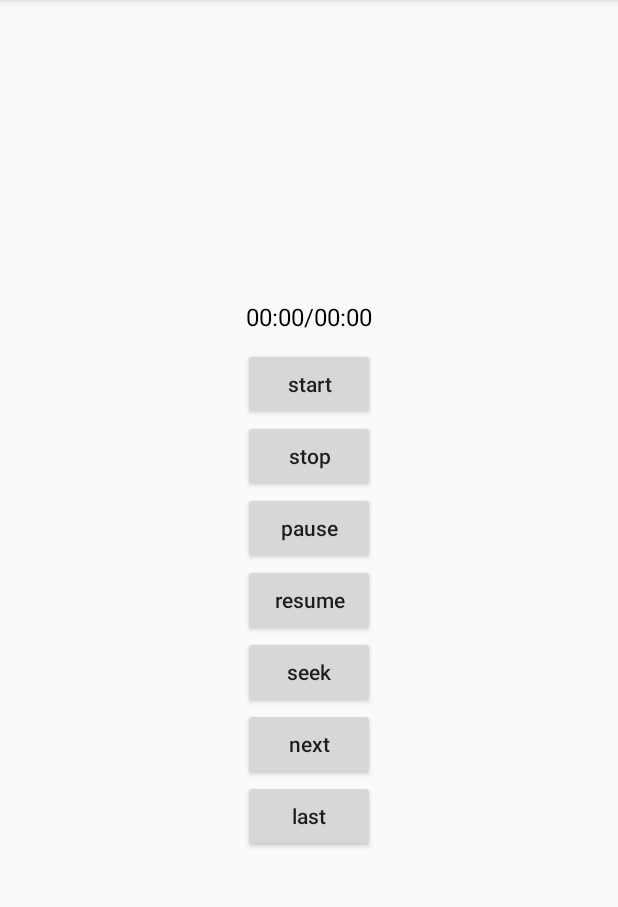
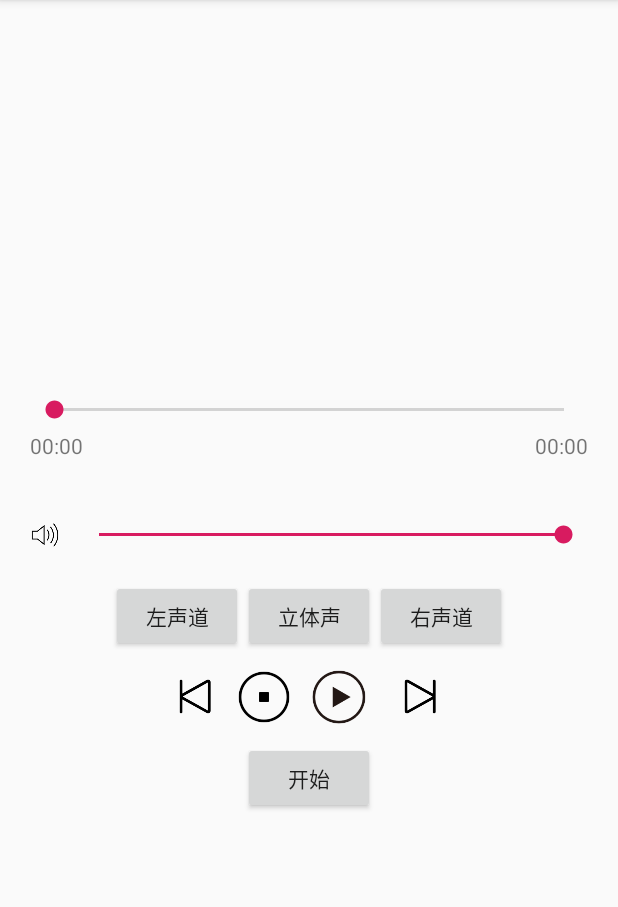
Before and after one commit to xingzhe0315/AudioPlayer, an Android app: the screen it shows after launch (MainActivity), on a phone screen of 412 x 824 dp, the part 84-991 px from its top. Run offline under Robolectric (Android 15) with nearby library versions, the phone set to English and light mode, and no system bars; 3 statements that could not run were skipped.

Commit message:
seek功能优化，UI优化

```diff
--- a/app/src/main/AndroidManifest.xml
+++ b/app/src/main/AndroidManifest.xml
@@ -11,6 +11,7 @@
         android:label="@string/app_name"
         android:roundIcon="@mipmap/ic_launcher_round"
         android:supportsRtl="true"
+        android:name=".BaseApplication"
         android:theme="@style/AppTheme">
         <activity android:name=".MainActivity">
             <intent-filter>
--- /dev/null
+++ b/app/src/main/java/com/example/audioplayer/BaseApplication.java
@@ -0,0 +1,10 @@
+package com.example.audioplayer;
+
+import android.app.Application;
+
+public class BaseApplication extends Application {
+    @Override
+    public void onCreate() {
+        super.onCreate();
+    }
+}
--- a/app/src/main/java/com/example/audioplayer/MainActivity.java
+++ b/app/src/main/java/com/example/audioplayer/MainActivity.java
@@ -9,9 +9,14 @@ import android.telephony.TelephonyManager;
 import android.text.TextUtils;
 import android.util.Log;
 import android.view.View;
+import android.widget.CheckBox;
+import android.widget.CompoundButton;
+import android.widget.SeekBar;
 import android.widget.TextView;
 
+import com.example.audioplayer.bean.Song;
 import com.example.audioplayer.bean.TimeMetaData;
+import com.example.audioplayer.enums.SoundChannel;
 
 import java.io.File;
 
@@ -19,28 +24,41 @@ public class MainActivity extends AppCompatActivity {
 
 
     private AudioPlayer audioPlayer;
-    private TextView mAudioProgressTv;
-
-    private static String[] urls = {
-            "http://mpge.5nd.com/2015/2015-11-26/69708/1.mp3",
-            "http://mpge.5nd.com/2020/2020-2-29/95962/1.mp3",
-            "http://mpge.5nd.com/2020/2020-2-21/95909/1.mp3",
-            "http://mpge.5nd.com/2019/2019-12-16/95097/1.mp3"
+    private static Song[] songs = {
+            new Song("第一首", "http://mpge.5nd.com/2015/2015-11-26/69708/1.mp3"),
+            new Song("第二首", "http://mpge.5nd.com/2020/2020-2-29/95962/1.mp3"),
+            new Song("第三首", "http://mpge.5nd.com/2020/2020-2-21/95909/1.mp3"),
+            new Song("第四首", "http://mpge.5nd.com/2019/2019-12-16/95097/1.mp3")
     };
     private int index = 0;
+
+    private TextView mSongNameTv;
+    private CheckBox mPlayCb;
+    private SeekBar mPlaySeekBar;
+    private TextView mProgressTv;
+    private TextView mTotalTimeTv;
+    private SeekBar mVolumeSeekBar;
+    private int mProgress;
+    private boolean isSeeking;
 
     @Override
     protected void onCreate(Bundle savedInstanceState) {
         super.onCreate(savedInstanceState);
         setContentView(R.layout.activity_main);
+        initView();
+        initAudioPlayer();
+    }
+
+    private void initAudioPlayer() {
         String audioPath = new File(getExternalFilesDir(null), "audio.mp3").getAbsolutePath();
         audioPlayer = new AudioPlayer();
-        audioPlayer.setDataSource(urls[0]);
+        audioPlayer.setDataSource(songs[0].url);
         audioPlayer.setOnPrepareListener(new AudioPlayer.OnStateChangeListener() {
             @Override
             public void onPrepared() {
                 Log.e("MediaPlayer", "---onPrepared");
                 audioPlayer.start();
+                mPlayCb.setChecked(true);
             }
 
             @Override
@@ -61,61 +79,97 @@ public class MainActivity extends AppCompatActivity {
         audioPlayer.setOnTimeMetaDataAvailableListener(new AudioPlayer.OnTimeMetaDataAvailableListener() {
             @Override
             public void onTimeMetaDataAvailable(TimeMetaData timeMetaData) {
-                mAudioProgressTv.setText(formatTime(timeMetaData.getProgressTime()) + "/" + formatTime(timeMetaData.getDuration()));
+                if (!isSeeking) {
+                    int progress = (int) (timeMetaData.getProgressTime() / timeMetaData.getDuration() * 100);
+                    mPlaySeekBar.setProgress(progress);
+                }
+                mProgressTv.setText(formatTime(timeMetaData.getProgressTime()));
+                mTotalTimeTv.setText(formatTime(timeMetaData.getDuration()));
             }
         });
-        mAudioProgressTv = findViewById(R.id.audio_progress_tv);
+    }
+
+    private void initView() {
+        mSongNameTv = findViewById(R.id.song_name_tv);
+        mPlaySeekBar = findViewById(R.id.play_progress_seekbar);
+        mProgressTv = findViewById(R.id.progress_tv);
+        mTotalTimeTv = findViewById(R.id.total_time_tv);
+        mVolumeSeekBar = findViewById(R.id.volume_seekbar);
+        mVolumeSeekBar.setProgress(100);
+        mPlayCb = findViewById(R.id.play_checkbox);
+        mPlaySeekBar.setOnSeekBarChangeListener(new SeekBar.OnSeekBarChangeListener() {
+            @Override
+            public void onProgressChanged(SeekBar seekBar, int progress, boolean fromUser) {
+                if (fromUser) {
+                    mProgress = progress;
+                }
+            }
+
+            @Override
+            public void onStartTrackingTouch(SeekBar seekBar) {
+                isSeeking = true;
+            }
+
+            @Override
+            public void onStopTrackingTouch(SeekBar seekBar) {
+                int targetTime = (int) ((mProgress * audioPlayer.getDuration() * 1.0f) / 100);
+                audioPlayer.seekTo(targetTime);
+                isSeeking = false;
+            }
+        });
+        mVolumeSeekBar.setOnSeekBarChangeListener(new SeekBar.OnSeekBarChangeListener() {
+            @Override
+            public void onProgressChanged(SeekBar seekBar, int progress, boolean fromUser) {
+                audioPlayer.setVolume(progress);
+            }
+
+            @Override
+            public void onStartTrackingTouch(SeekBar seekBar) {
+
+            }
+
+            @Override
+            public void onStopTrackingTouch(SeekBar seekBar) {
+
+            }
+        });
+
+        mPlayCb.setOnCheckedChangeListener(new CompoundButton.OnCheckedChangeListener() {
+            @Override
+            public void onCheckedChanged(CompoundButton buttonView, boolean isChecked) {
+                if (isChecked) {
+                    audioPlayer.resume();
+                } else {
+                    audioPlayer.pause();
+                }
+            }
+        });
     }
 
     private String formatTime(double timeInSec) {
         int minute = (int) (timeInSec / 60);
         int sec = (int) (timeInSec % 60);
-        return minute + ":" + sec;
+        String minuteStr = minute < 10 ? "0" + minute : minute + "";
+        String sedStr = sec < 10 ? "0" + sec : sec + "";
+        return minuteStr + ":" + sedStr;
     }
 
     public void start(View view) {
         audioPlayer.prepareAsync();
     }
 
-    public void pause(View view) {
-        audioPlayer.pause();
+    public void stop(View view) {
+        audioPlayer.stop();
     }
 
-    public void resume(View view) {
-        audioPlayer.resume();
+    @Override
+    protected void onResume() {
+        super.onResume();
     }
 
-    public String getSystemOperator() {
-        String providersName = "";
-        try {
-            TelephonyManager telephonyManager = (TelephonyManager) getSystemService(Context.TELEPHONY_SERVICE);
-            if (telephonyManager == null) {
-                return providersName;
-            }
-
-            @SuppressLint({"MissingPermission", "HardwareIds"})
-            String IMSI = telephonyManager.getSubscriberId();
-            if (!TextUtils.isEmpty(IMSI)) {
-                if (IMSI.startsWith("46000") || IMSI.startsWith("46002")) {
-                    providersName = "中国移动";
-                } else if (IMSI.startsWith("46001")) {
-                    providersName = "中国联通";
-                } else if (IMSI.startsWith("46003")) {
-                    providersName = "中国电信";
-                }
-            }
-        } catch (Exception e) {
-            e.printStackTrace();
-        }
-        return providersName;
-    }
-
-    public void seek(View view) {
-        audioPlayer.seekTo(100);
-    }
-
-    public void stop(View view) {
-        audioPlayer.stop();
+    @Override
+    protected void onPause() {
+        super.onPause();
     }
 
     @Override
@@ -128,22 +182,38 @@ public class MainActivity extends AppCompatActivity {
     public void next(View view) {
         audioPlayer.stop();
         index++;
-        if (index >= urls.length) {
+        if (index >= songs.length) {
             index = 0;
         }
-        audioPlayer.setDataSource(urls[index]);
-        audioPlayer.prepare();
-        audioPlayer.start();
+        playSong(songs[index]);
     }
 
     public void last(View view) {
         audioPlayer.stop();
         index--;
-        if (index <= 0) {
-            index = 0;
+        if (index < 0) {
+            index = songs.length - 1;
         }
-        audioPlayer.setDataSource(urls[index]);
-        audioPlayer.prepare();
-        audioPlayer.start();
+        playSong(songs[index]);
+    }
+
+    private void playSong(Song song) {
+        if (song == null) return;
+
+        mSongNameTv.setText(song.name);
+        audioPlayer.setDataSource(song.url);
+        audioPlayer.prepareAsync();
+    }
+
+    public void setLeftMute(View view) {
+        audioPlayer.setSoundChannel(SoundChannel.LEFT);
+    }
+
+    public void setCenterMute(View view) {
+        audioPlayer.setSoundChannel(SoundChannel.CENTER);
+    }
+
+    public void setRightMute(View view) {
+        audioPlayer.setSoundChannel(SoundChannel.RIGHT);
     }
 }
--- /dev/null
+++ b/app/src/main/java/com/example/audioplayer/bean/Song.java
@@ -0,0 +1,11 @@
+package com.example.audioplayer.bean;
+
+public class Song {
+    public String name;
+    public String url;
+
+    public Song(String name, String url) {
+        this.name = name;
+        this.url = url;
+    }
+}
--- /dev/null
+++ b/app/src/main/res/drawable/selector_play_checkbox_bg.xml
@@ -0,0 +1,5 @@
+<?xml version="1.0" encoding="utf-8"?>
+<selector xmlns:android="http://schemas.android.com/apk/res/android">
+    <item android:drawable="@drawable/icon_play" android:state_checked="false" />
+    <item android:drawable="@drawable/icon_pause" android:state_checked="true" />
+</selector>
--- a/app/src/main/res/layout/activity_main.xml
+++ b/app/src/main/res/layout/activity_main.xml
@@ -9,60 +9,129 @@
     tools:context=".MainActivity">
 
     <TextView
-        android:id="@+id/audio_progress_tv"
+        android:id="@+id/song_name_tv"
         android:layout_width="wrap_content"
+        android:layout_height="wrap_content" />
+
+    <RelativeLayout
+        android:layout_width="match_parent"
         android:layout_height="wrap_content"
-        android:layout_marginBottom="10dp"
-        android:text="00:00/00:00"
-        android:textColor="#000000"
-        android:textSize="16sp" />
+        android:layout_margin="20dp">
+
+        <SeekBar
+            android:id="@+id/play_progress_seekbar"
+            android:layout_width="match_parent"
+            android:layout_height="wrap_content" />
+
+        <TextView
+            android:id="@+id/progress_tv"
+            android:layout_width="wrap_content"
+            android:layout_height="wrap_content"
+            android:layout_below="@id/play_progress_seekbar"
+            android:layout_marginTop="5dp"
+            android:text="00:00"
+            android:textSize="14sp" />
+
+        <TextView
+            android:id="@+id/total_time_tv"
+            android:layout_width="wrap_content"
+            android:layout_height="wrap_content"
+            android:layout_below="@id/play_progress_seekbar"
+            android:layout_alignParentRight="true"
+            android:layout_marginTop="5dp"
+            android:text="00:00"
+            android:textSize="14sp" />
+    </RelativeLayout>
+
+    <LinearLayout
+        android:layout_width="match_parent"
+        android:layout_height="wrap_content"
+        android:layout_margin="20dp"
+        android:gravity="center_vertical">
+
+        <ImageView
+            android:layout_width="20dp"
+            android:layout_height="20dp"
+            android:src="@drawable/icon_volume" />
+
+        <SeekBar
+            android:id="@+id/volume_seekbar"
+            android:layout_width="match_parent"
+            android:layout_height="wrap_content"
+            android:layout_marginLeft="10dp" />
+    </LinearLayout>
+
+    <LinearLayout
+        android:layout_width="match_parent"
+        android:layout_height="wrap_content"
+        android:gravity="center">
+
+        <Button
+            android:layout_width="wrap_content"
+            android:layout_height="wrap_content"
+            android:onClick="setLeftMute"
+            android:text="左声道"
+            android:textAllCaps="false" />
+
+        <Button
+            android:layout_width="wrap_content"
+            android:layout_height="wrap_content"
+            android:onClick="setCenterMute"
+            android:text="立体声"
+            android:textAllCaps="false" />
+
+        <Button
+            android:layout_width="wrap_content"
+            android:layout_height="wrap_content"
+            android:onClick="setRightMute"
+            android:text="右声道"
+            android:textAllCaps="false" />
+    </LinearLayout>
+
+    <LinearLayout
+        android:layout_width="match_parent"
+        android:layout_height="wrap_content"
+        android:gravity="center"
+        android:orientation="horizontal">
+
+        <Button
+            android:id="@+id/pre_button"
+            android:layout_width="30dp"
+            android:layout_height="30dp"
+            android:layout_margin="10dp"
+            android:background="@drawable/icon_pre"
+            android:onClick="last" />
+
+        <Button
+            android:layout_width="40dp"
+            android:layout_height="40dp"
+            android:background="@drawable/icon_stop"
+            android:onClick="stop" />
+
+        <CheckBox
+            android:id="@+id/play_checkbox"
+            android:layout_width="40dp"
+            android:layout_height="40dp"
+            android:layout_margin="10dp"
+            android:background="@drawable/selector_play_checkbox_bg"
+            android:button="@null"
+            android:checked="false" />
+
+
+        <Button
+            android:id="@+id/next_btn"
+            android:layout_width="30dp"
+            android:layout_height="30dp"
+            android:layout_margin="10dp"
+            android:background="@drawable/icon_next"
+            android:onClick="next" />
+    </LinearLayout>
 
     <Button
         android:layout_width="wrap_content"
         android:layout_height="wrap_content"
         android:onClick="start"
-        android:text="start"
+        android:text="开始"
         android:textAllCaps="false" />
 
-    <Button
-        android:layout_width="wrap_content"
-        android:layout_height="wrap_content"
-        android:onClick="stop"
-        android:text="stop"
-        android:textAllCaps="false" />
-
-    <Button
-        android:layout_width="wrap_content"
-        android:layout_height="wrap_content"
-        android:onClick="pause"
-        android:text="pause"
-        android:textAllCaps="false" />
-
-    <Button
-        android:layout_width="wrap_content"
-        android:layout_height="wrap_content"
-        android:onClick="resume"
-        android:text="resume"
-        android:textAllCaps="false" />
-
-    <Button
-        android:layout_width="wrap_content"
-        android:layout_height="wrap_content"
-        android:onClick="seek"
-        android:text="seek"
-        android:textAllCaps="false" />
-    <Button
-        android:layout_width="wrap_content"
-        android:layout_height="wrap_content"
-        android:onClick="next"
-        android:text="next"
-        android:textAllCaps="false" />
-    <Button
-        android:layout_width="wrap_content"
-        android:layout_height="wrap_content"
-        android:onClick="last"
-        android:text="last"
-        android:textAllCaps="false" />
-
-
 </LinearLayout>
```
Also changed, not shown: app/src/main/java/com/example/audioplayer/AudioPlayer.java (+20 -0 lines), app/src/main/java/com/example/audioplayer/enums/SoundChannel.java (added, +14 -0 lines), app/src/main/res/drawable/icon_next.png (added), app/src/main/res/drawable/icon_pause.png (added), app/src/main/res/drawable/icon_play.png (added), app/src/main/res/drawable/icon_pre.png (added), app/src/main/res/drawable/icon_stop.png (added), app/src/main/res/drawable/icon_volume.png (added), 3 other files.
